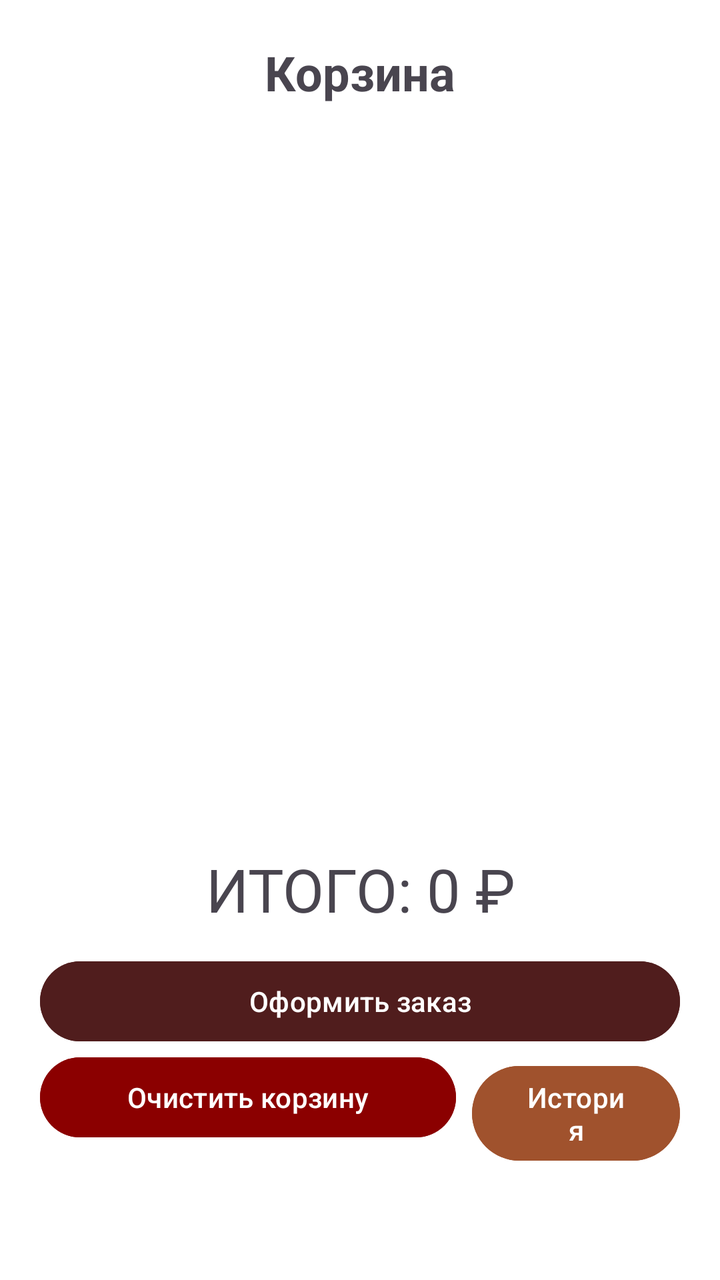
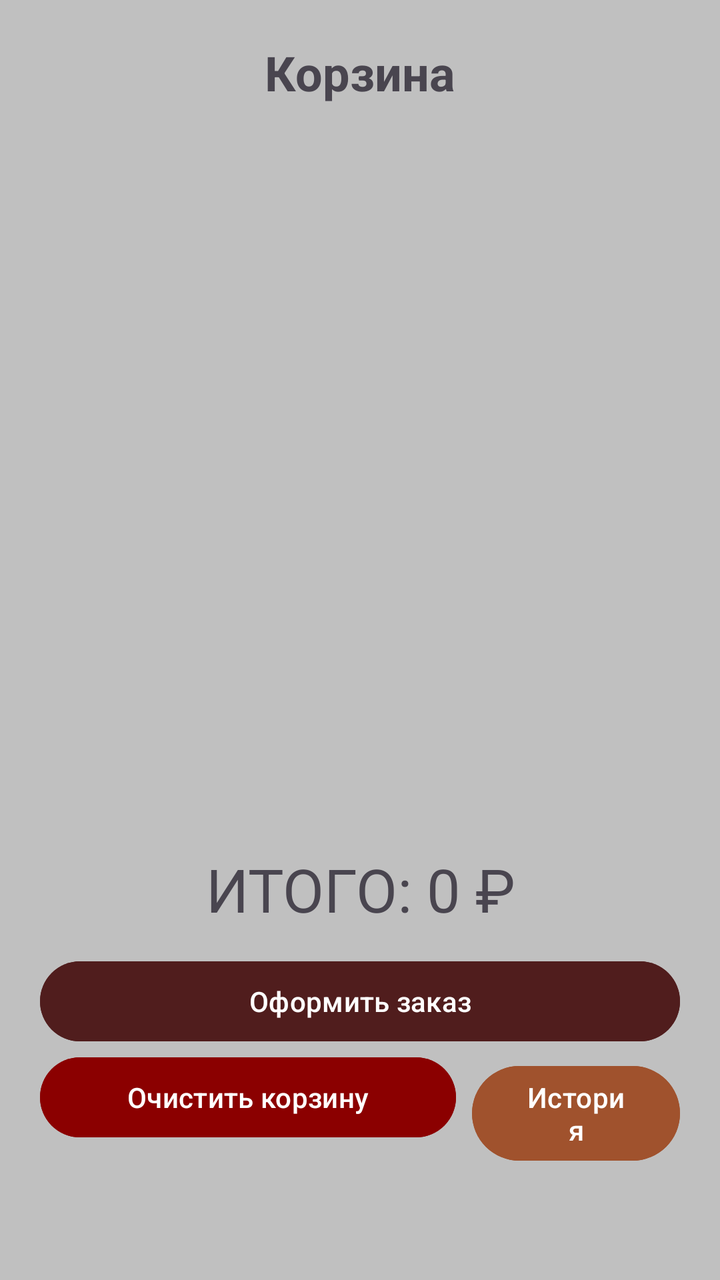

Screens rendered from an Android XML layout before and after an edit, with the pre-edit source and the edit as a unified diff.
<!-- AndroidManifest.xml: application theme Theme.MyApplicationShop -->
<!-- res/layout/activity_cart.xml -->
<?xml version="1.0" encoding="utf-8"?>
<LinearLayout xmlns:android="http://schemas.android.com/apk/res/android"
    android:layout_width="match_parent"
    android:layout_height="match_parent"
    android:orientation="vertical"
    android:padding="20dp"
    android:background="@color/white">

    <TextView
        android:id="@+id/tvCartTitle"
        android:layout_width="match_parent"
        android:layout_height="wrap_content"
        android:text="Корзина"
        android:textStyle="bold"
        android:textSize="24sp"
        android:textAlignment="center"
        android:layout_marginBottom="15dp"/>

    
    <androidx.recyclerview.widget.RecyclerView
        android:id="@+id/rvCartList"
        android:layout_width="match_parent"
        android:layout_height="0dp"
        android:layout_weight="1"/>

    <TextView
        android:id="@+id/tvCartTotalSum"
        android:layout_width="match_parent"
        android:layout_height="wrap_content"
        android:text="ИТОГО: 0 ₽"
        android:textSize="30sp"
        android:paddingBottom="12dp"
        android:paddingTop="12dp"
        android:textAlignment="center"/>

    <Button
        android:id="@+id/btnMakeOrder"
        android:layout_width="match_parent"
        android:layout_height="wrap_content"
        android:backgroundTint="#501D1D"
        android:text="Оформить заказ"/>

    <LinearLayout
        android:layout_width="match_parent"
        android:layout_height="wrap_content"
        android:orientation="horizontal">

        <Button
            android:id="@+id/btnClearCart"
            android:layout_width="0dp"
            android:layout_weight="2"
            android:layout_height="wrap_content"
            android:backgroundTint="#8B0000"
            android:layout_marginBottom="40dp"
            android:text="Очистить корзину"
            android:layout_marginRight="8dp"/>

        <Button
            android:id="@+id/btnOpenHistory"
            android:layout_width="0dp"
            android:layout_weight="1"
            android:layout_height="wrap_content"
            android:backgroundTint="#A0522D"
            android:layout_marginBottom="40dp"
            android:text="История"/>

    </LinearLayout>


</LinearLayout>
<!-- resources referenced by this layout -->
<resources>
  <color name="white">#FFFFFFFF</color>
  <style name="Theme.MyApplicationShop" parent="Base.Theme.MyApplicationShop" />
  <style name="Base.Theme.MyApplicationShop" parent="Theme.Material3.DayNight.NoActionBar">
          
          
      </style>
</resources>

<!-- the commit's change to res/layout/activity_cart.xml (unified diff, before → after) -->
@@ -4,7 +4,7 @@
     android:layout_height="match_parent"
     android:orientation="vertical"
     android:padding="20dp"
-    android:background="@color/white">
+    android:background="@color/silver">
 
     <TextView
         android:id="@+id/tvCartTitle"
<!-- resource entries referenced after the edit -->
@@ -1,6 +1,6 @@
 <!-- resources referenced by this layout -->
 <resources>
-  <color name="white">#FFFFFFFF</color>
+  <color name="silver">#C0C0C0</color>
   <style name="Theme.MyApplicationShop" parent="Base.Theme.MyApplicationShop" />
   <style name="Base.Theme.MyApplicationShop" parent="Theme.Material3.DayNight.NoActionBar">
           
